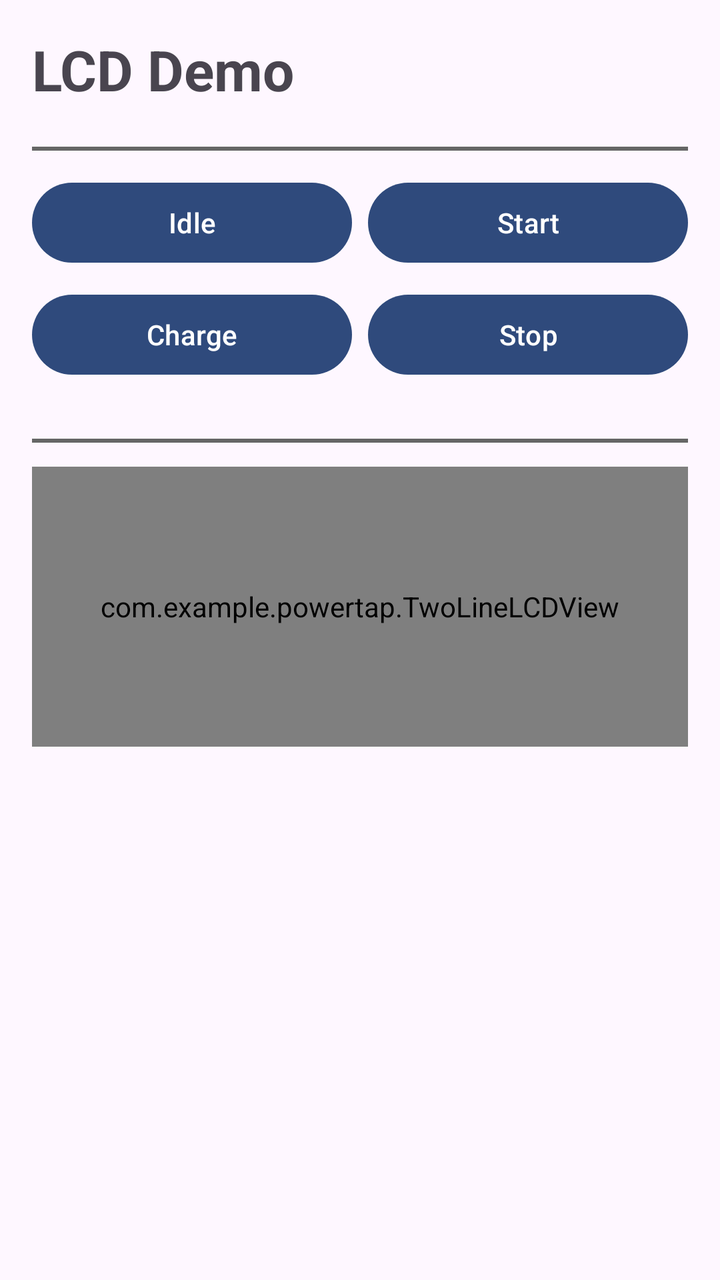
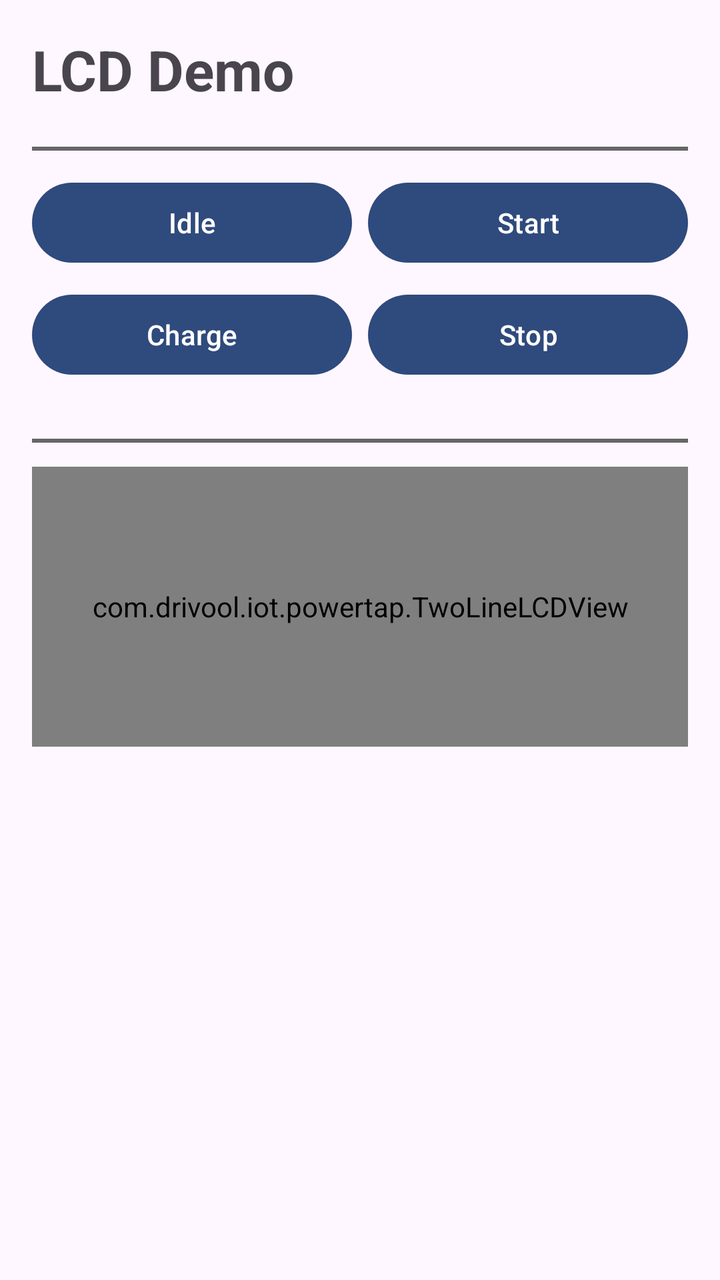

Before-and-after screenshots of an Android layout around one commit, followed by the original layout XML and the change that was made.
<!-- AndroidManifest.xml: application theme Theme.PowerTap -->
<!-- res/layout/fragment_lcd.xml -->
<?xml version="1.0" encoding="utf-8"?>
<LinearLayout
    xmlns:android="http://schemas.android.com/apk/res/android"
    android:layout_width="match_parent"
    android:layout_height="match_parent"
    android:orientation="vertical"
    android:padding="16dp"
    android:fitsSystemWindows="true">

    <TextView
        android:layout_width="wrap_content"
        android:layout_height="wrap_content"
        android:text="LCD Demo"
        android:textSize="28sp"
        android:textStyle="bold"
        android:paddingBottom="12dp"/>

    <View
        android:layout_width="match_parent"
        android:layout_height="2dp"
        android:background="#666666"
        android:layout_marginTop="8dp"
        android:layout_marginBottom="12dp"/>

    <LinearLayout
        android:layout_width="match_parent"
        android:layout_height="wrap_content"
        android:orientation="vertical"
        android:paddingBottom="16dp">

        <LinearLayout
            android:layout_width="match_parent"
            android:layout_height="wrap_content"
            android:orientation="horizontal"
            android:weightSum="2">

            <Button
                android:id="@+id/btnIdle"
                android:layout_width="0dp"
                android:layout_height="wrap_content"
                android:layout_weight="1"
                android:text="Idle"/>

            <Button
                android:id="@+id/btnStarting"
                android:layout_width="0dp"
                android:layout_height="wrap_content"
                android:layout_weight="1"
                android:text="Start"
                android:layout_marginStart="8dp"/>

        </LinearLayout>

        <LinearLayout
            android:layout_width="match_parent"
            android:layout_height="wrap_content"
            android:orientation="horizontal"
            android:weightSum="2"
            android:layout_marginTop="8dp">

            <Button
                android:id="@+id/btnCharging"
                android:layout_width="0dp"
                android:layout_height="wrap_content"
                android:layout_weight="1"
                android:text="Charge"/>

            <Button
                android:id="@+id/btnStopping"
                android:layout_width="0dp"
                android:layout_height="wrap_content"
                android:layout_weight="1"
                android:text="Stop"
                android:layout_marginStart="8dp"/>

        </LinearLayout>

    </LinearLayout>

    <View
        android:layout_width="match_parent"
        android:layout_height="2dp"
        android:background="#666666"
        android:layout_marginTop="12dp"
        android:layout_marginBottom="12dp"/>

    <com.example.powertap.TwoLineLCDView
        android:id="@+id/lcdView"
        android:layout_width="match_parent"
        android:layout_height="140dp" />

</LinearLayout>
<!-- resources referenced by this layout -->
<resources>
  <style name="Theme.PowerTap" parent="Theme.Material3.DayNight.NoActionBar">
          <item name="colorPrimary">#2f4a7c</item>
          <item name="android:statusBarColor">#2f4a7c</item>
      </style>
</resources>

<!-- the commit's change to res/layout/fragment_lcd.xml (unified diff, before → after) -->
@@ -84,7 +84,7 @@
         android:layout_marginTop="12dp"
         android:layout_marginBottom="12dp"/>
 
-    <com.example.powertap.TwoLineLCDView
+    <com.drivool.iot.powertap.TwoLineLCDView
         android:id="@+id/lcdView"
         android:layout_width="match_parent"
         android:layout_height="140dp" />
